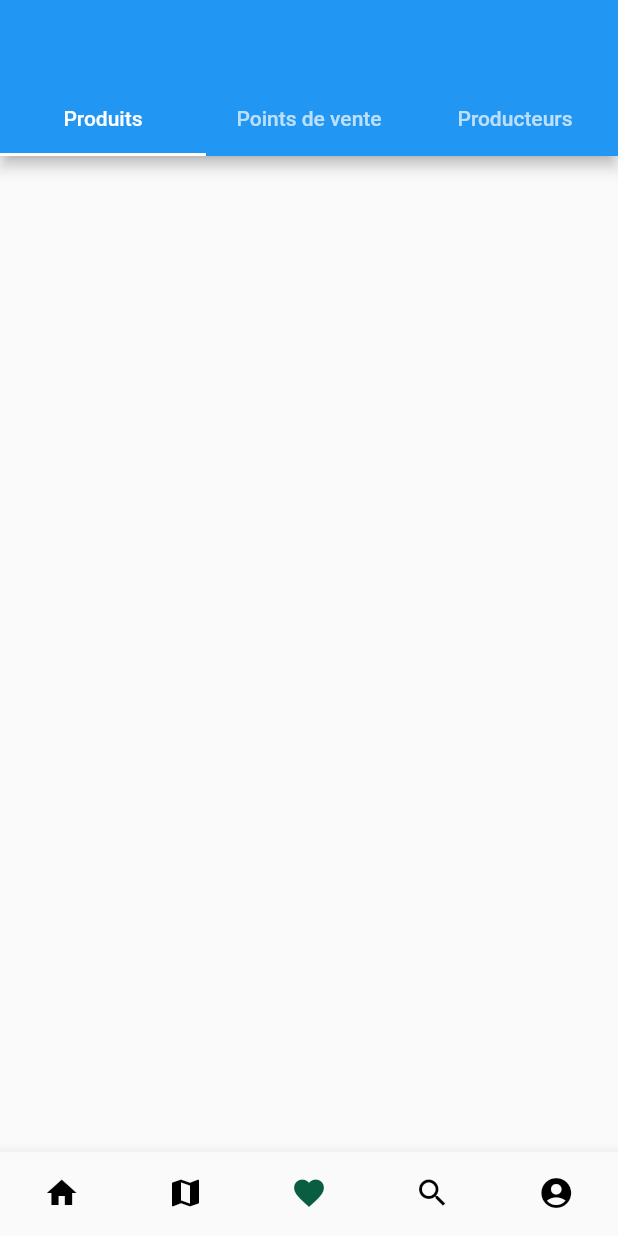
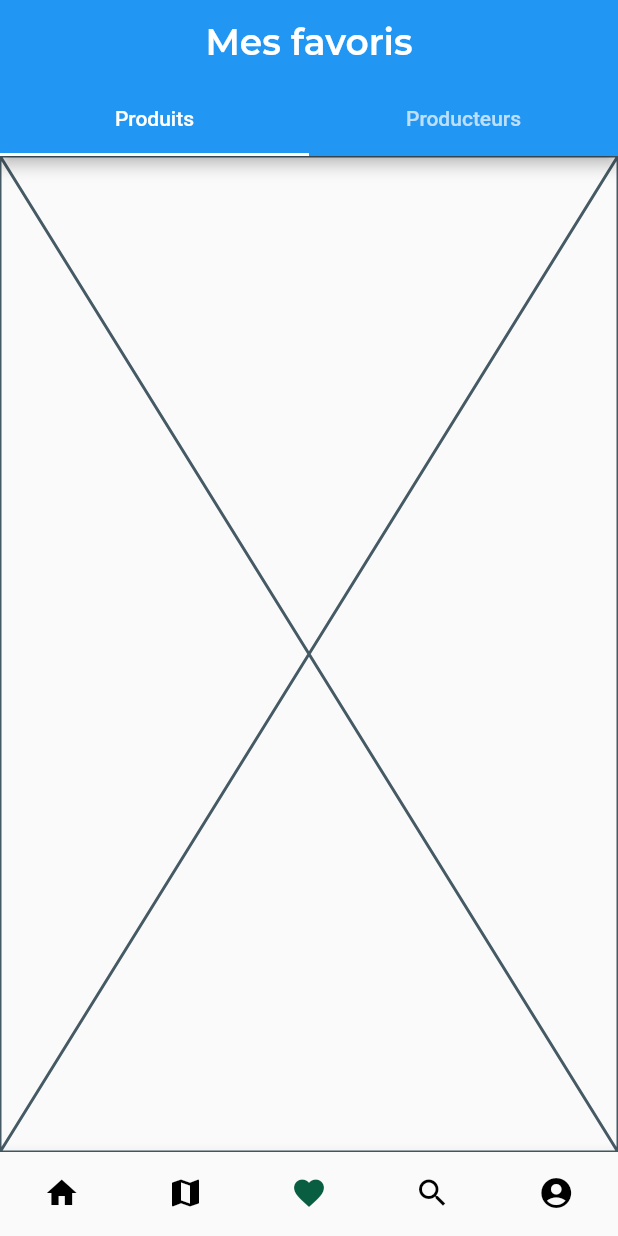
Before and after one commit to Local-Toi/LocalEtToi, a Flutter app: the screen it shows once a user with an empty profile is signed in, item 3 of the bottom bar chosen, on a phone screen of 412 x 824 dp. Run offline on Flutter 3.47's test engine with Material 2 defaults, Android fonts, the phone set to English and light mode, and no system bars; our stand-ins replace bloc, cloud_firestore, dio, email_validator, equatable, firebase_auth and 3 more; missing offline and left inert: flutter_osm_plugin; accounts and stored records are empty.

Commit message:
feat: add screens favorites products and favorites producers

```diff
--- a/lib/screens/favorites/favorites_lp.dart
+++ b/lib/screens/favorites/favorites_lp.dart
@@ -1,4 +1,8 @@
 import 'package:flutter/material.dart';
+import 'package:local_et_toi/utils/constants.dart' as constants;
+
+import 'favorties_produceurs.dart';
+import 'favorties_products.dart';
 
 class FavoritesLP extends StatelessWidget {
   const FavoritesLP({super.key});
@@ -6,22 +10,31 @@ class FavoritesLP extends StatelessWidget {
   @override
   Widget build(BuildContext context) {
     return DefaultTabController(
-      length: 3,
+      length: 2,
       child: Scaffold(
         appBar: AppBar(
           bottom: const TabBar(
             tabs: [
               Tab(
-                text: "Produits",
+                text: 'Produits',
               ),
               Tab(
-                text: "Points de vente",
-              ),
-              Tab(
-                text: "Producteurs",
+                text: 'Producteurs',
               ),
             ],
           ),
+          title: const Center(
+            child: Text(
+              'Mes favoris',
+              style: constants.titre,
+            ),
+          ),
+        ),
+        body: const TabBarView(
+          children: [
+            FavortiesProducts(),
+            FavoritesProduceurs(),
+          ],
         ),
       ),
     );
--- /dev/null
+++ b/lib/screens/favorites/favorties_produceurs.dart
@@ -0,0 +1,10 @@
+import 'package:flutter/material.dart';
+
+class FavoritesProduceurs extends StatelessWidget {
+  const FavoritesProduceurs({super.key});
+
+  @override
+  Widget build(BuildContext context) {
+    return const Placeholder();
+  }
+}
--- /dev/null
+++ b/lib/screens/favorites/favorties_products.dart
@@ -0,0 +1,10 @@
+import 'package:flutter/material.dart';
+
+class FavortiesProducts extends StatelessWidget {
+  const FavortiesProducts({super.key});
+
+  @override
+  Widget build(BuildContext context) {
+    return const Placeholder();
+  }
+}
```
